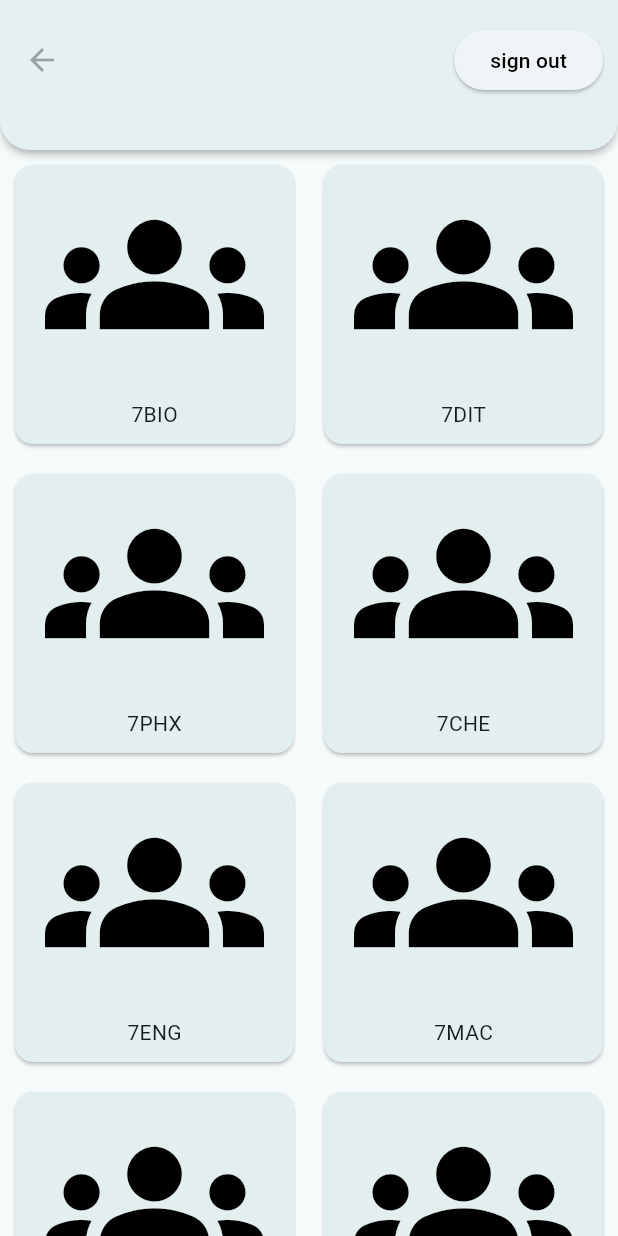
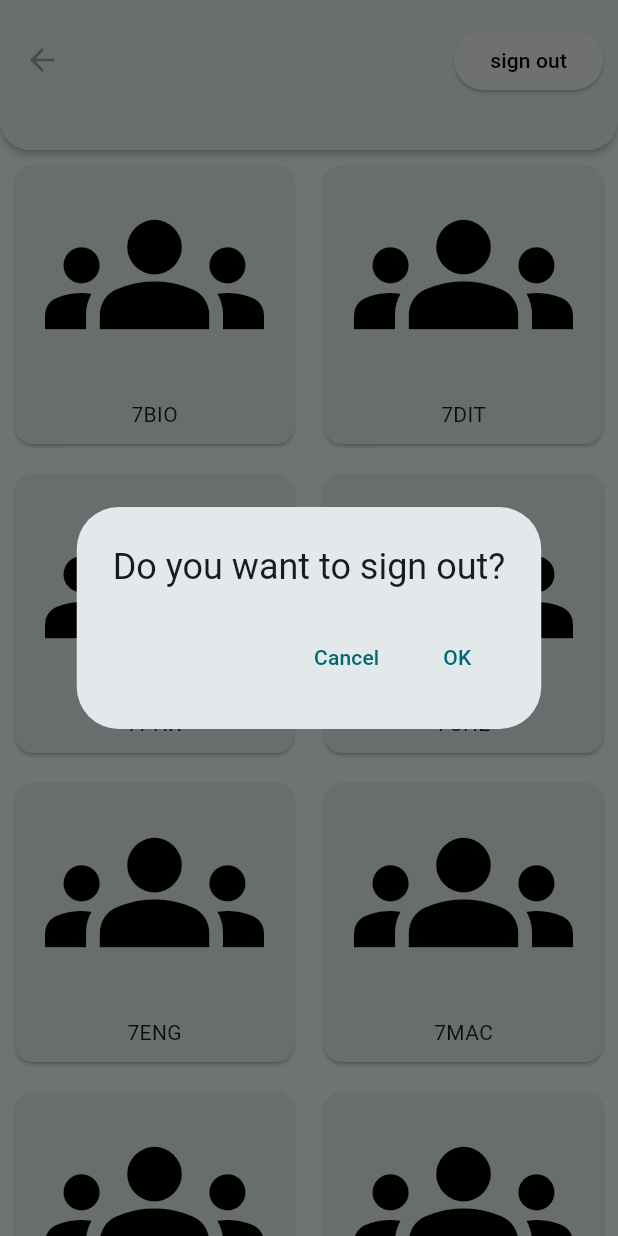
Before and after one commit to lachlk/school_role, a Flutter app: the screen it shows once a user with an empty profile is signed in, after a tap on "sign out", on a phone screen of 412 x 824 dp. Run offline on Flutter 3.47's test engine with Material 3 defaults, Android fonts, the phone set to English and light mode, and no system bars; drawn by our look-alikes of dynamic_color; our stand-ins replace firebase_auth, firebase_core; missing offline and left inert: firebase_ui_auth, firebase_ui_oauth_google; accounts and stored records are empty; generated files the repository leaves out were written again.

Commit message:
Added Confirm Dialog For Sign Out

```diff
--- a/lib/main.dart
+++ b/lib/main.dart
@@ -117,6 +117,16 @@ class SignOutButton extends StatelessWidget {
         style: TextStyle(
             color: Theme.of(context).colorScheme.outline), // Text color based on dark or light mode
       ),
+      onPressed: () => showDialog<String>(
+        context: context,
+        builder: (BuildContext context) => AlertDialog(
+          title: const Text('Do you want to sign out?'),
+          actions: <Widget>[
+            TextButton(
+              onPressed: () => Navigator.pop(context, 'Cancel'),
+              child: const Text('Cancel'),
+            ),
+            TextButton(
               onPressed: () {
                 Navigator.push( // When pressed runs FirstRoute
                 context, MaterialPageRoute<FirstRoute>(builder: (context) => const FirstRoute(),
@@ -127,6 +137,11 @@ class SignOutButton extends StatelessWidget {
                 auth: auth,
                 );
               },
+              child: const Text('OK'),
+            ),
+          ],
+        ),
+      ),
     );
   }
 }
```
Lines whose indentation alone changed are shown as unchanged.
